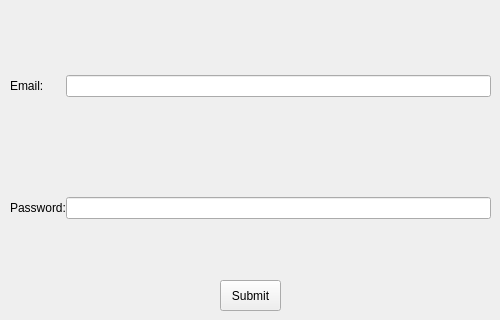
First picture: the form in UI/User_Paypal.ui, repository 1412kauti/ProjectHurricane, before the edit; both pictures show x 0 to 500 and y 180 to 500 of the 500 by 500 pixel window.
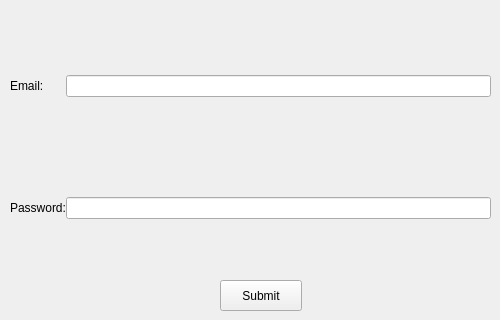
Second picture: the form after the edit. Icons and pictures are not drawn.

The edit to the form file:
```diff
--- a/UI/User_Paypal.ui
+++ b/UI/User_Paypal.ui
@@ -102,7 +102,7 @@
     <rect>
      <x>220</x>
      <y>460</y>
-     <width>61</width>
+     <width>82</width>
      <height>31</height>
     </rect>
    </property>
```
Left out of the diff: 6 changed lines with no effect on the pictures.
